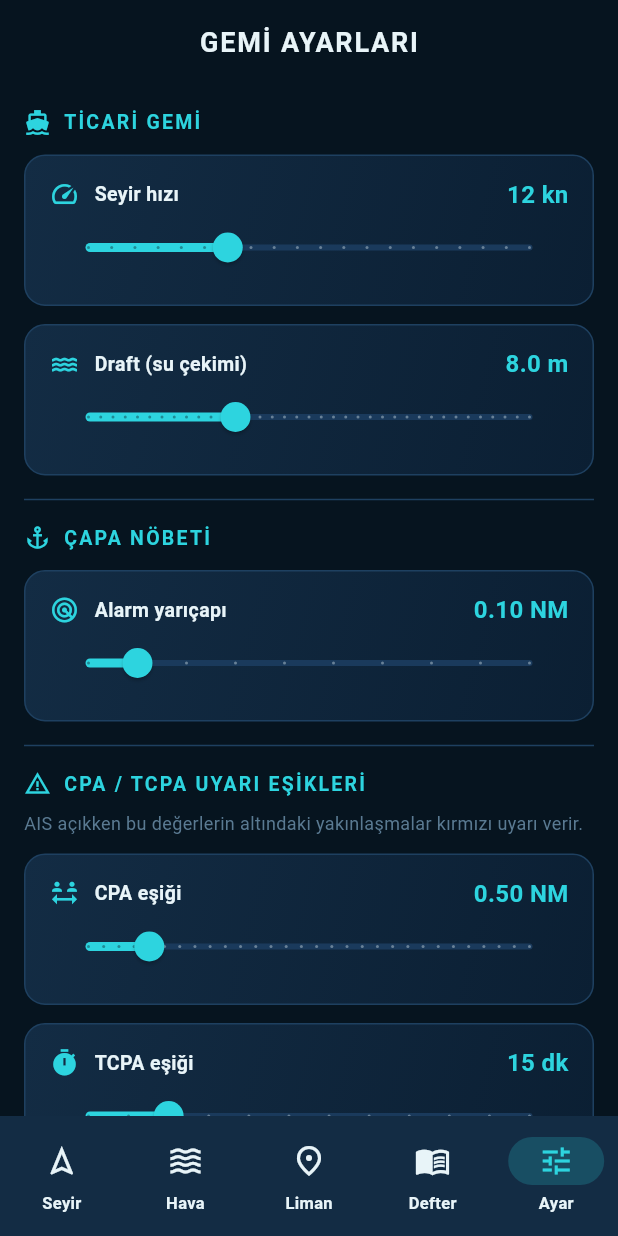
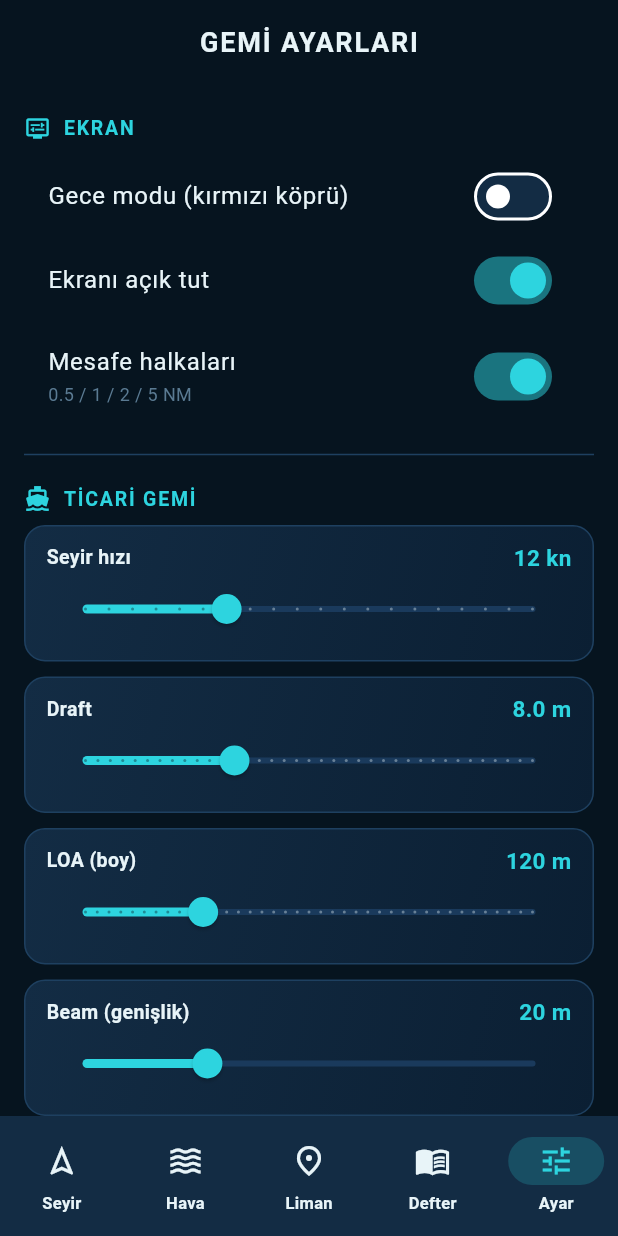
Before and after one commit to rep1ck/Asistan-Kaptan, a Flutter app: the screen it shows after launch, item 5 of the bottom bar chosen, on a phone screen of 412 x 824 dp. Run offline on Flutter 3.47's test engine with Material 3 defaults, Android fonts, the phone set to English and light mode, and no system bars; our stand-ins replace flutter_map, flutter_riverpod, geolocator, latlong2, shared_preferences; network calls fail.

Commit message:
feat: v1.3 settings — gece, halka, yakıt, LOA/beam, keep awake

```diff
--- a/lib/screens/settings_screen.dart
+++ b/lib/screens/settings_screen.dart
@@ -1,26 +1,24 @@
 import 'package:flutter/material.dart';
+import 'package:flutter_riverpod/flutter_riverpod.dart';
 import '../core/maritime_theme.dart';
+import '../main.dart' show nightModeProvider;
 import '../services/settings_store.dart';
 import '../widgets/nautical_icons.dart';
 
-class SettingsScreen extends StatefulWidget {
+class SettingsScreen extends ConsumerStatefulWidget {
   const SettingsScreen({super.key});
 
   @override
-  State<SettingsScreen> createState() => _SettingsScreenState();
+  ConsumerState<SettingsScreen> createState() => _SettingsScreenState();
 }
 
-class _SettingsScreenState extends State<SettingsScreen> {
+class _SettingsScreenState extends ConsumerState<SettingsScreen> {
   final store = SettingsStore();
   final aisCtrl = TextEditingController();
-  double cpa = 0.5;
-  double tcpa = 15;
-  double draft = 8;
-  double cruise = 12;
-  double anchorR = 0.10;
-  double aisRange = 5.0;
+  double cpa = 0.5, tcpa = 15, draft = 8, cruise = 12;
+  double anchorR = 0.10, aisRange = 5, fuel = 20, loa = 120, beam = 20;
   AisFilterMode aisFilter = AisFilterMode.all;
-  bool loading = true;
+  bool night = false, keepAwake = true, rings = true, loading = true;
 
   @override
   void initState() {
@@ -42,6 +40,12 @@ class _SettingsScreenState extends State<SettingsScreen> {
     anchorR = await store.getAnchorRadiusNm();
     aisRange = await store.getAisRangeNm();
     aisFilter = await store.getAisFilter();
+    night = await store.getNightMode();
+    keepAwake = await store.getKeepAwake();
+    rings = await store.getRangeRings();
+    fuel = await store.getFuelLPerNm();
+    loa = await store.getLoaM();
+    beam = await store.getBeamM();
     aisCtrl.text = await store.getAisApiKey();
     if (mounted) setState(() => loading = false);
   }
@@ -59,113 +63,98 @@ class _SettingsScreenState extends State<SettingsScreen> {
       body: ListView(
         padding: const EdgeInsets.all(16),
         children: [
-          _sectionHeader('TİCARİ GEMİ', Icons.directions_boat),
-          const SizedBox(height: 12),
-          _sliderCard(
-            icon: Icons.speed,
-            label: 'Seyir hızı',
-            value: cruise,
-            min: 6,
-            max: 25,
-            divisions: 19,
-            unit: ' kn',
-            format: (v) => v.toStringAsFixed(0),
+          _h('EKRAN', Icons.display_settings),
+          SwitchListTile(
+            title: const Text('Gece modu (kırmızı köprü)',
+                style: TextStyle(color: MaritimeColors.textPrimary)),
+            value: night,
+            activeColor: MaritimeColors.cyan,
             onChanged: (v) async {
-              setState(() => cruise = v);
-              await store.setCruiseKn(v);
+              setState(() => night = v);
+              await store.setNightMode(v);
+              ref.read(nightModeProvider.notifier).state = v;
             },
           ),
-          const SizedBox(height: 12),
-          _sliderCard(
-            icon: Icons.water,
-            label: 'Draft (su çekimi)',
-            value: draft,
-            min: 2,
-            max: 20,
-            divisions: 36,
-            unit: ' m',
-            format: (v) => v.toStringAsFixed(1),
+          SwitchListTile(
+            title: const Text('Ekranı açık tut',
+                style: TextStyle(color: MaritimeColors.textPrimary)),
+            value: keepAwake,
+            activeColor: MaritimeColors.cyan,
             onChanged: (v) async {
-              setState(() => draft = v);
-              await store.setDraftM(v);
+              setState(() => keepAwake = v);
+              await store.setKeepAwake(v);
+            },
+          ),
+          SwitchListTile(
+            title: const Text('Mesafe halkaları',
+                style: TextStyle(color: MaritimeColors.textPrimary)),
+            subtitle: const Text('0.5 / 1 / 2 / 5 NM',
+                style:
+                    TextStyle(color: MaritimeColors.textMuted, fontSize: 12)),
+            value: rings,
+            activeColor: MaritimeColors.cyan,
+            onChanged: (v) async {
+              setState(() => rings = v);
+              await store.setRangeRings(v);
             },
           ),
           const Divider(),
-          _sectionHeader('ÇAPA NÖBETİ', Icons.anchor),
-          const SizedBox(height: 12),
-          _sliderCard(
-            icon: Icons.radar,
-            label: 'Alarm yarıçapı',
-            value: anchorR,
-            min: 0.05,
-            max: 0.50,
-            divisions: 9,
-            unit: ' NM',
-            format: (v) => v.toStringAsFixed(2),
-            onChanged: (v) async {
+          _h('TİCARİ GEMİ', Icons.directions_boat),
+          _sl('Seyir hızı', cruise, 6, 25, 19, ' kn', (v) => v.toStringAsFixed(0),
+              (v) async {
+            setState(() => cruise = v);
+            await store.setCruiseKn(v);
+          }),
+          _sl('Draft', draft, 2, 20, 36, ' m', (v) => v.toStringAsFixed(1),
+              (v) async {
+            setState(() => draft = v);
+            await store.setDraftM(v);
+          }),
+          _sl('LOA (boy)', loa, 20, 400, 38, ' m', (v) => v.toStringAsFixed(0),
+              (v) async {
+            setState(() => loa = v);
+            await store.setLoaM(v);
+          }),
+          _sl('Beam (genişlik)', beam, 5, 60, 55, ' m',
+              (v) => v.toStringAsFixed(0), (v) async {
+            setState(() => beam = v);
+            await store.setBeamM(v);
+          }),
+          _sl('Yakıt', fuel, 5, 80, 15, ' L/NM', (v) => v.toStringAsFixed(0),
+              (v) async {
+            setState(() => fuel = v);
+            await store.setFuelLPerNm(v);
+          }),
+          const Divider(),
+          _h('ÇAPA NÖBETİ', Icons.anchor),
+          _sl('Alarm yarıçapı', anchorR, 0.05, 0.5, 9, ' NM',
+              (v) => v.toStringAsFixed(2), (v) async {
             setState(() => anchorR = v);
             await store.setAnchorRadiusNm(v);
-            },
-          ),
+          }),
           const Divider(),
-          _sectionHeader('CPA / TCPA UYARI EŞİKLERİ', Icons.warning_amber),
-          const SizedBox(height: 8),
-          const Text(
-            'AIS açıkken bu değerlerin altındaki yakınlaşmalar kırmızı uyarı verir.',
-            style: TextStyle(fontSize: 12, color: MaritimeColors.textMuted),
-          ),
-          const SizedBox(height: 12),
-          _sliderCard(
-            icon: Icons.social_distance,
-            label: 'CPA eşiği',
-            value: cpa,
-            min: 0.1,
-            max: 3.0,
-            divisions: 29,
-            unit: ' NM',
-            format: (v) => v.toStringAsFixed(2),
-            onChanged: (v) async {
+          _h('CPA / TCPA', Icons.warning_amber),
+          _sl('CPA eşiği', cpa, 0.1, 3, 29, ' NM', (v) => v.toStringAsFixed(2),
+              (v) async {
             setState(() => cpa = v);
             await store.setCpaNm(v);
-            },
-          ),
-          const SizedBox(height: 12),
-          _sliderCard(
-            icon: Icons.timer,
-            label: 'TCPA eşiği',
-            value: tcpa,
-            min: 5,
-            max: 60,
-            divisions: 11,
-            unit: ' dk',
-            format: (v) => v.toStringAsFixed(0),
-            onChanged: (v) async {
+          }),
+          _sl('TCPA eşiği', tcpa, 5, 60, 11, ' dk', (v) => v.toStringAsFixed(0),
+              (v) async {
             setState(() => tcpa = v);
             await store.setTcpaMin(v);
-            },
-          ),
+          }),
           const Divider(),
-          _sectionHeader('AIS FİLTRE', Icons.filter_alt),
-          const SizedBox(height: 8),
-          Container(
-            padding: const EdgeInsets.symmetric(horizontal: 12, vertical: 8),
-            decoration: BoxDecoration(
-              gradient: MaritimeGradients.cardGradient,
-              borderRadius: BorderRadius.circular(14),
-              border: Border.all(color: MaritimeColors.border),
-            ),
-            child: Column(
-              children: [
+          _h('AIS FİLTRE', Icons.filter_alt),
           for (final e in [
             (AisFilterMode.all, 'Tümü'),
-                  (AisFilterMode.near, 'Yakın (mesafe)'),
-                  (AisFilterMode.danger, 'Sadece tehlikeli'),
+            (AisFilterMode.near, 'Yakın'),
+            (AisFilterMode.danger, 'Tehlikeli'),
           ])
             RadioListTile<AisFilterMode>(
               dense: true,
               title: Text(e.$2,
-                        style: const TextStyle(
-                            color: MaritimeColors.textPrimary, fontSize: 14)),
+                  style: const TextStyle(color: MaritimeColors.textPrimary)),
               value: e.$1,
               groupValue: aisFilter,
               activeColor: MaritimeColors.cyan,
@@ -175,49 +164,24 @@ class _SettingsScreenState extends State<SettingsScreen> {
                 await store.setAisFilter(v);
               },
             ),
-              ],
-            ),
-          ),
-          const SizedBox(height: 12),
-          _sliderCard(
-            icon: Icons.social_distance,
-            label: 'Yakın filtre mesafesi',
-            value: aisRange,
-            min: 1,
-            max: 20,
-            divisions: 19,
-            unit: ' NM',
-            format: (v) => v.toStringAsFixed(0),
-            onChanged: (v) async {
+          _sl('Yakın mesafe', aisRange, 1, 20, 19, ' NM',
+              (v) => v.toStringAsFixed(0), (v) async {
             setState(() => aisRange = v);
             await store.setAisRangeNm(v);
-            },
-          ),
+          }),
           const Divider(),
-          _sectionHeader('AIS (CANLI GEMİLER)', Icons.radar),
-          const SizedBox(height: 8),
-          const Text(
-            'Ücretsiz API anahtarı: aisstream.io (GitHub ile giriş). '
-            'Sonra Harita → Katmanlar menüsünden AIS\'i açın.',
-            style: TextStyle(fontSize: 12, color: MaritimeColors.textMuted),
-          ),
-          const SizedBox(height: 10),
+          _h('AIS API', Icons.radar),
           TextField(
             controller: aisCtrl,
             obscureText: true,
             style: const TextStyle(color: MaritimeColors.textPrimary),
             decoration: InputDecoration(
-              labelText: 'AIS API anahtarı',
+              labelText: 'AIS API anahtarı (aisstream.io)',
               labelStyle: const TextStyle(color: MaritimeColors.textMuted),
               filled: true,
               fillColor: MaritimeColors.surfaceDark,
               border: OutlineInputBorder(
                 borderRadius: BorderRadius.circular(12),
-                borderSide: const BorderSide(color: MaritimeColors.border),
-              ),
-              enabledBorder: OutlineInputBorder(
-                borderRadius: BorderRadius.circular(12),
-                borderSide: const BorderSide(color: MaritimeColors.border),
               ),
             ),
             onChanged: (v) => store.setAisApiKey(v),
@@ -230,8 +194,7 @@ class _SettingsScreenState extends State<SettingsScreen> {
               borderRadius: BorderRadius.circular(14),
               border: Border.all(color: MaritimeColors.border),
             ),
-            child: const Row(
-              children: [
+            child: const Row(children: [
               HelmIcon(size: 32, color: MaritimeColors.cyan),
               SizedBox(width: 14),
               Expanded(
@@ -241,53 +204,48 @@ class _SettingsScreenState extends State<SettingsScreen> {
                     Text('Sürüm',
                         style: TextStyle(
                             fontSize: 12, color: MaritimeColors.textMuted)),
-                      Text('1.2.0 Anchor · MOB · GPX · CPA line',
+                    Text('1.3.0 Final',
                         style: TextStyle(
-                              fontSize: 15,
+                            fontSize: 16,
                             fontWeight: FontWeight.w700,
                             color: MaritimeColors.textPrimary)),
                   ],
                 ),
               ),
-              ],
-            ),
+            ]),
           ),
         ],
       ),
     );
   }
 
-  Widget _sectionHeader(String title, IconData icon) {
-    return Row(
-      children: [
-        Icon(icon, color: MaritimeColors.cyan, size: 18),
+  Widget _h(String t, IconData i) => Padding(
+        padding: const EdgeInsets.only(bottom: 8, top: 4),
+        child: Row(children: [
+          Icon(i, color: MaritimeColors.cyan, size: 18),
           const SizedBox(width: 8),
-        Text(
-          title,
+          Text(t,
               style: const TextStyle(
                   fontWeight: FontWeight.w700,
                   fontSize: 13,
-            letterSpacing: 1.5,
-            color: MaritimeColors.cyan,
-          ),
-        ),
-      ],
+                  letterSpacing: 1.2,
+                  color: MaritimeColors.cyan)),
+        ]),
       );
-  }
 
-  Widget _sliderCard({
-    required IconData icon,
-    required String label,
-    required double value,
-    required double min,
-    required double max,
-    required int divisions,
-    required String unit,
-    required String Function(double) format,
-    required ValueChanged<double> onChanged,
-  }) {
+  Widget _sl(
+    String label,
+    double value,
+    double min,
+    double max,
+    int div,
+    String unit,
+    String Function(double) fmt,
+    ValueChanged<double> onChanged,
+  ) {
     return Container(
-      padding: const EdgeInsets.symmetric(horizontal: 16, vertical: 14),
+      margin: const EdgeInsets.only(bottom: 10),
+      padding: const EdgeInsets.symmetric(horizontal: 14, vertical: 10),
       decoration: BoxDecoration(
         gradient: MaritimeGradients.cardGradient,
         borderRadius: BorderRadius.circular(14),
@@ -296,30 +254,25 @@ class _SettingsScreenState extends State<SettingsScreen> {
       child: Column(
         crossAxisAlignment: CrossAxisAlignment.start,
         children: [
-          Row(
-            children: [
-              Icon(icon, color: MaritimeColors.cyan, size: 20),
-              const SizedBox(width: 10),
+          Row(children: [
             Text(label,
                 style: const TextStyle(
                     fontSize: 13,
                     fontWeight: FontWeight.w600,
                     color: MaritimeColors.textPrimary)),
             const Spacer(),
-              Text('${format(value)}$unit',
+            Text('${fmt(value)}$unit',
                 style: const TextStyle(
-                      fontSize: 16,
+                    fontSize: 15,
                     fontWeight: FontWeight.w700,
                     color: MaritimeColors.cyan)),
-            ],
-          ),
+          ]),
           Slider(
               value: value,
               min: min,
               max: max,
-            divisions: divisions,
-            onChanged: onChanged,
-          ),
+              divisions: div,
+              onChanged: onChanged),
         ],
       ),
     );
```
Lines whose indentation alone changed are shown as unchanged.
